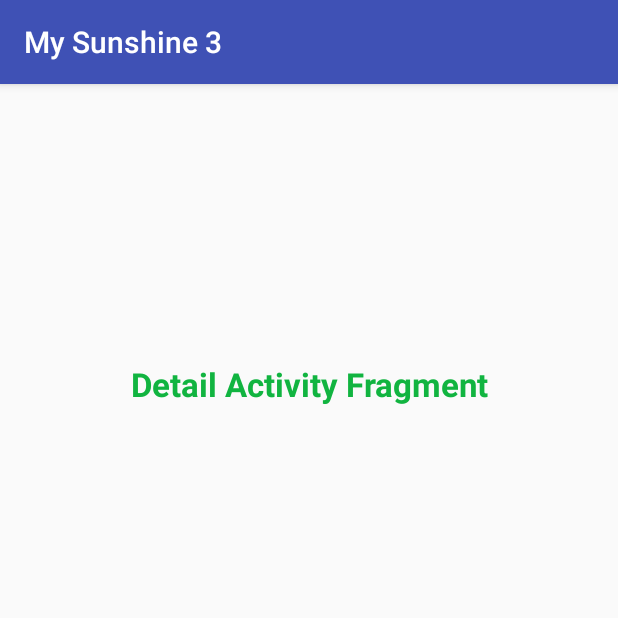
After one commit to mingrutar/UdacityAndroidDev, an Android app: the fragment DetailActivityFragment shown on its own in the app's theme, on a phone screen of 412 x 824 dp, the top half of it. The commit adds this screen. Run offline under Robolectric (Android 15) with nearby library versions, the phone set to English and light mode, and no system bars.

Commit message:
add detail activity, intent to launch detail activity with selected forescast, display the detail activity with the forecast.

```diff
--- /dev/null
+++ b/app/src/main/java/com/example/mingudacity/mysunshine3/DetailActivityFragment.java
@@ -0,0 +1,22 @@
+package com.example.mingudacity.mysunshine3;
+
+import android.support.v4.app.Fragment;
+import android.os.Bundle;
+import android.view.LayoutInflater;
+import android.view.View;
+import android.view.ViewGroup;
+
+/**
+ * A placeholder fragment containing a simple view.
+ */
+public class DetailActivityFragment extends Fragment {
+
+    public DetailActivityFragment() {
+    }
+
+    @Override
+    public View onCreateView(LayoutInflater inflater, ViewGroup container,
+                             Bundle savedInstanceState) {
+        return inflater.inflate(R.layout.fragment_detail, container, false);
+    }
+}
--- /dev/null
+++ b/app/src/main/res/layout/fragment_detail.xml
@@ -0,0 +1,25 @@
+<RelativeLayout xmlns:android="http://schemas.android.com/apk/res/android"
+                xmlns:tools="http://schemas.android.com/tools"
+                android:layout_width="match_parent"
+                android:layout_height="match_parent"
+                android:paddingBottom="@dimen/activity_vertical_margin"
+                android:paddingLeft="@dimen/activity_horizontal_margin"
+                android:paddingRight="@dimen/activity_horizontal_margin"
+                android:paddingTop="@dimen/activity_vertical_margin"
+                tools:context="com.example.mingudacity.mysunshine3.DetailActivityFragment"
+                tools:showIn="@layout/activity_detail">
+
+
+    <TextView
+        android:layout_width="wrap_content"
+        android:layout_height="wrap_content"
+        android:textAppearance="?android:attr/textAppearanceLarge"
+        android:text="Detail Activity Fragment"
+        android:id="@+id/textView2"
+        android:layout_alignParentTop="true"
+        android:layout_centerHorizontal="true"
+        android:layout_marginTop="169dp"
+        android:textStyle="bold"
+        android:textColor="#11b440"
+        android:gravity="center_vertical|center"/>
+</RelativeLayout>
--- a/app/src/main/res/values/strings.xml
+++ b/app/src/main/res/values/strings.xml
@@ -3,4 +3,7 @@
     <string name="action_settings">Settings</string>
     <string name="action_refresh" translatable="false">Refresh</string>
     <string name="firstLine">Today - Sunny - 88/63</string>
+    <string name="title_activity_detail">DetailActivity</string>
+    <string name="title_activity_main2">Main2Activity</string>
+    <string name="detail_view_text">I am Detail Activity</string>
 </resources>
```
Also changed, not shown: app/src/main/AndroidManifest.xml (+10 -1 lines), app/src/main/java/com/example/mingudacity/mysunshine3/DetailActivity.java (added, +45 -0 lines), app/src/main/java/com/example/mingudacity/mysunshine3/ForecastFragment.java (+7 -3 lines), app/src/main/res/layout/activity_detail.xml (added, +16 -0 lines), app/src/main/res/layout/content_detail.xml (added, +9 -0 lines), app/src/main/res/menu/detail.xml (added, +10 -0 lines).
